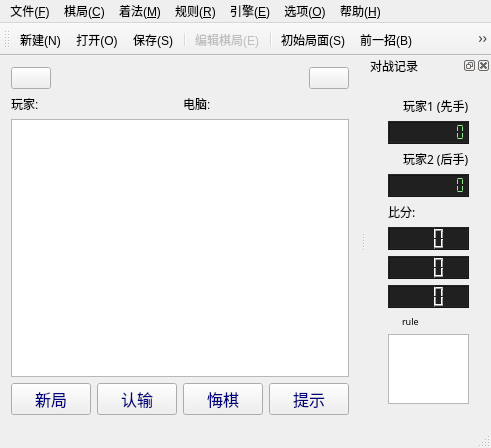
First picture: the form in gamewindow.ui, repository calcitem/Sanmill, before the edit.
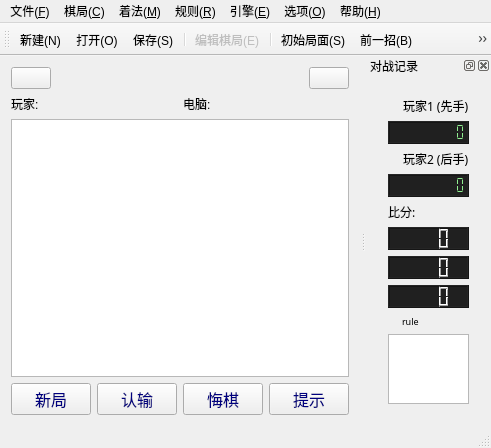
Second picture: the form after the edit. Icons and pictures are not drawn. Custom widgets are drawn as their Qt base class.

Commit message: ui: lcd: 比分位数改为4位

```diff
--- a/gamewindow.ui
+++ b/gamewindow.ui
@@ -588,7 +588,7 @@
             <bool>false</bool>
            </property>
            <property name="digitCount">
-            <number>3</number>
+            <number>4</number>
            </property>
            <property name="value" stdset="0">
             <double>0.000000000000000</double>
@@ -610,7 +610,7 @@
             <enum>QFrame::Raised</enum>
            </property>
            <property name="digitCount">
-            <number>3</number>
+            <number>4</number>
            </property>
            <property name="mode">
             <enum>QLCDNumber::Dec</enum>
@@ -629,7 +629,7 @@
             <bool>false</bool>
            </property>
            <property name="digitCount">
-            <number>3</number>
+            <number>4</number>
            </property>
           </widget>
          </item>
```
